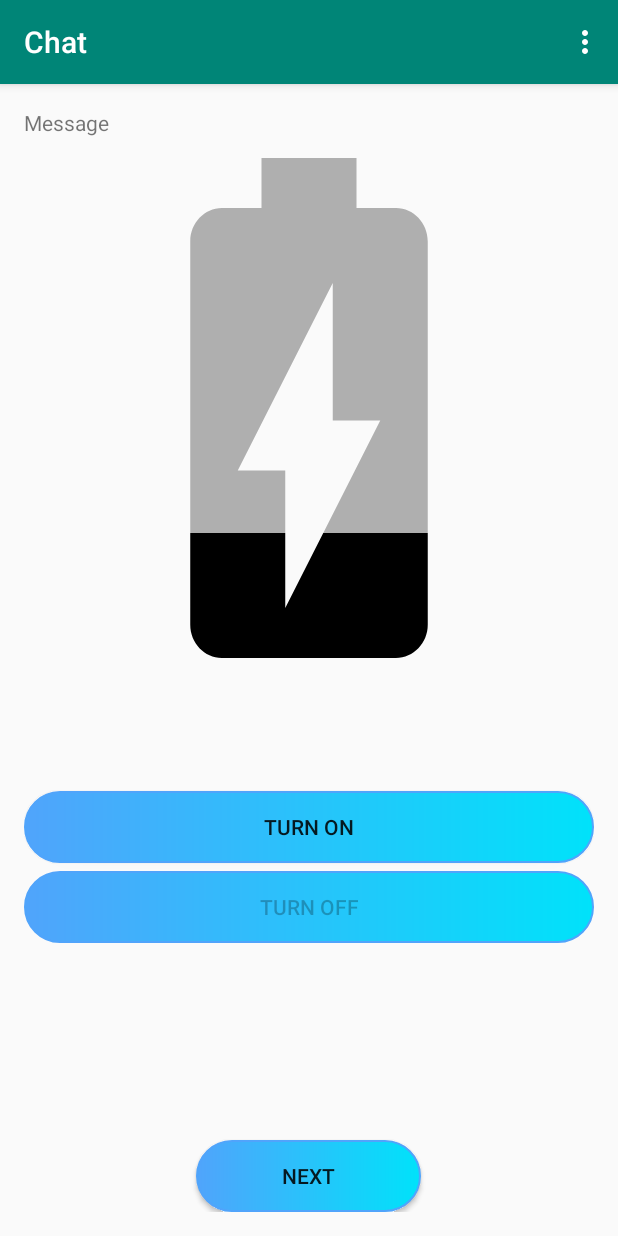
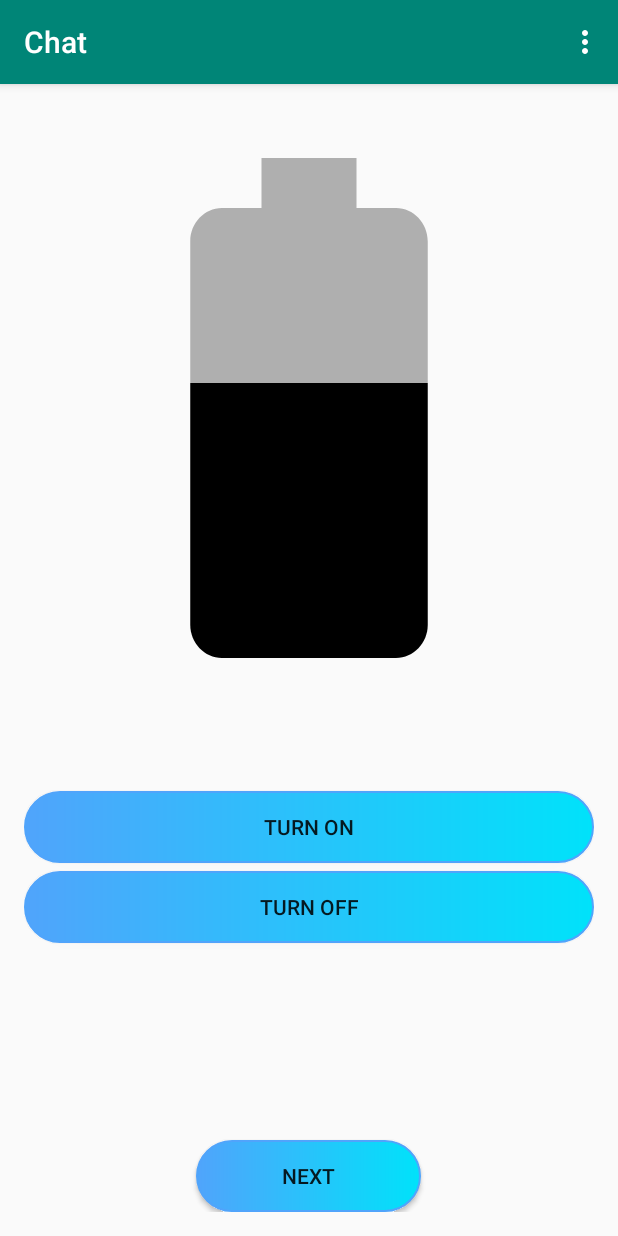
Before and after one commit to BeingAnushasan/Water-Level-Controller-main, an Android app: the Chat screen opened directly, with no data from a screen before it, on a phone screen of 412 x 824 dp. Run offline under Robolectric (Android 15) with nearby library versions, the phone set to English and light mode, and no system bars; libraries missing offline, so code that uses them is left out: me.aflak.bluetooth; 6 statements that could not run were skipped.

Commit message:
level view deciding function added

```diff
--- a/app/src/main/res/layout/activity_chat.xml
+++ b/app/src/main/res/layout/activity_chat.xml
@@ -28,13 +28,7 @@
         android:layout_width="match_parent"
         android:layout_height="match_parent">
 
-        <TextView
-            android:layout_width="wrap_content"
-            android:id="@+id/txtReceived"
-            android:layout_height="wrap_content"
-            android:text="Message"
 
-            />
 
 
         <ImageView
```
Also changed, not shown: app/src/main/java/com/example/waterlevelcontroller/Chat.java (+55 -13 lines).
